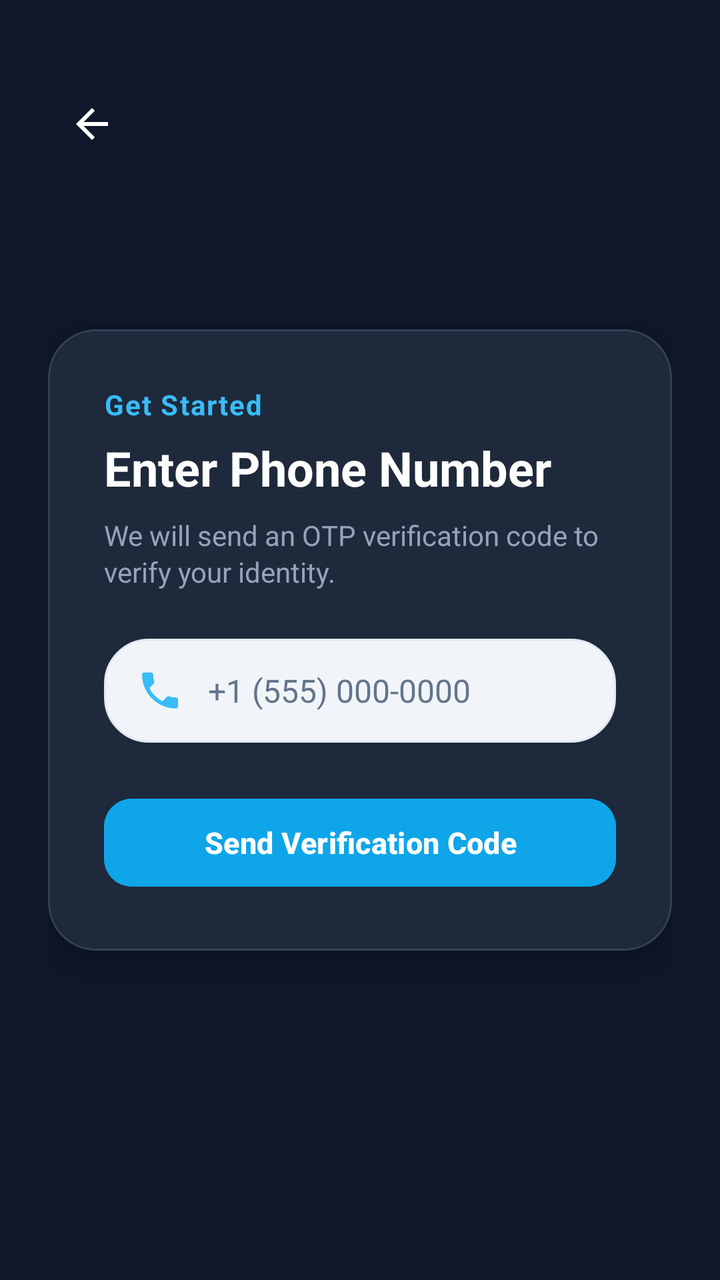
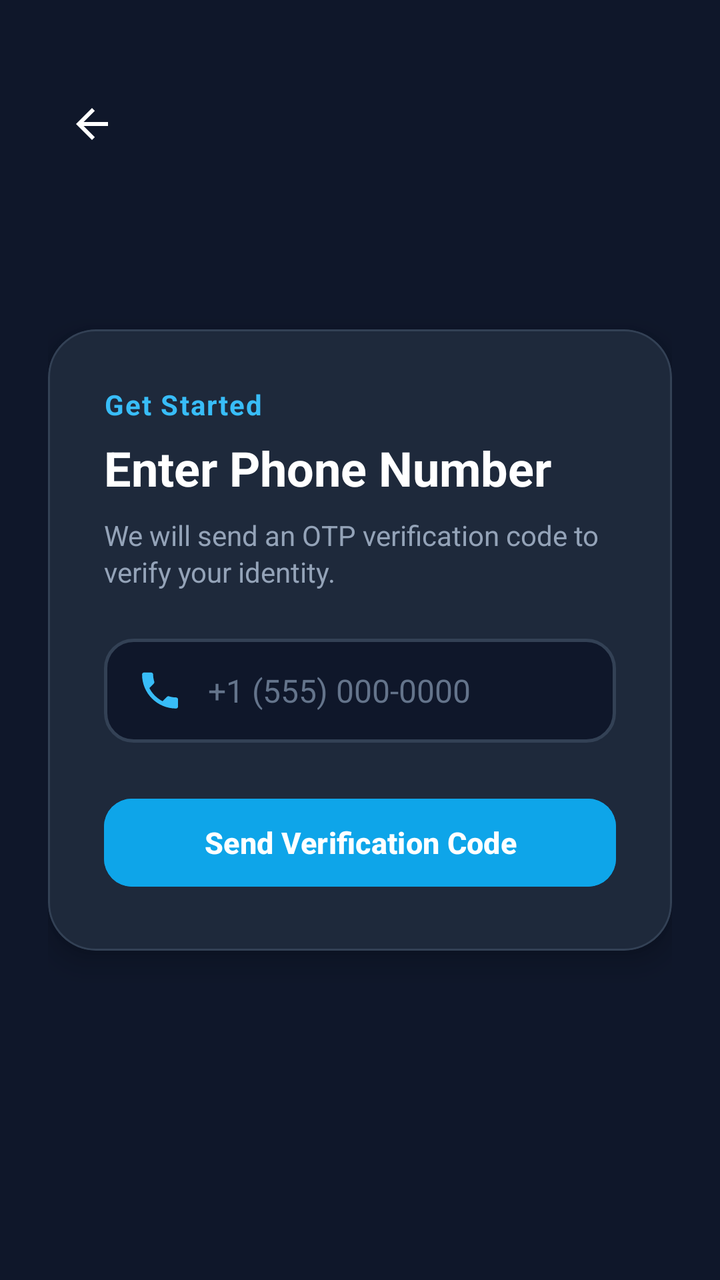

Compare the two renders of this Android layout. The source of the first and the diff that turns it into the second are given below.
<!-- AndroidManifest.xml: activity theme Theme.RealConnect -->
<!-- res/layout/activity_auth.xml -->
<?xml version="1.0" encoding="utf-8"?>
<androidx.constraintlayout.widget.ConstraintLayout xmlns:android="http://schemas.android.com/apk/res/android"
    xmlns:app="http://schemas.android.com/apk/res-auto"
    xmlns:tools="http://schemas.android.com/tools"
    android:layout_width="match_parent"
    android:layout_height="match_parent"
    android:background="#0F172A"
    android:padding="24dp">

    
    <ImageButton
        android:id="@+id/btn_auth_back"
        android:layout_width="44dp"
        android:layout_height="44dp"
        android:layout_marginTop="16dp"
        android:background="?attr/selectableItemBackgroundBorderless"
        android:contentDescription="Back"
        android:src="@drawable/ic_arrow_back"
        app:layout_constraintStart_toStartOf="parent"
        app:layout_constraintTop_toTopOf="parent"
        app:tint="@color/white" />

    
    <com.google.android.material.card.MaterialCardView
        android:layout_width="match_parent"
        android:layout_height="wrap_content"
        app:cardBackgroundColor="#1E293B"
        app:cardCornerRadius="24dp"
        app:cardElevation="8dp"
        app:strokeColor="#334155"
        app:strokeWidth="1dp"
        app:layout_constraintBottom_toBottomOf="parent"
        app:layout_constraintTop_toTopOf="parent">

        <LinearLayout
            android:layout_width="match_parent"
            android:layout_height="wrap_content"
            android:orientation="vertical"
            android:padding="28dp">

            
            <LinearLayout
                android:id="@+id/layout_step_phone"
                android:layout_width="match_parent"
                android:layout_height="wrap_content"
                android:orientation="vertical"
                android:visibility="visible">

                <TextView
                    android:layout_width="wrap_content"
                    android:layout_height="wrap_content"
                    android:text="Get Started"
                    android:textColor="#38BDF8"
                    android:textSize="14sp"
                    android:textStyle="bold"
                    android:letterSpacing="0.05" />

                <TextView
                    android:layout_width="wrap_content"
                    android:layout_height="wrap_content"
                    android:layout_marginTop="6dp"
                    android:text="Enter Phone Number"
                    android:textColor="@color/white"
                    android:textSize="24sp"
                    android:textStyle="bold" />

                <TextView
                    android:layout_width="wrap_content"
                    android:layout_height="wrap_content"
                    android:layout_marginTop="8dp"
                    android:text="We will send an OTP verification code to verify your identity."
                    android:textColor="#94A3B8"
                    android:textSize="14sp"
                    android:lineSpacingExtra="2dp" />

                <EditText
                    android:id="@+id/edit_phone_input"
                    android:layout_width="match_parent"
                    android:layout_height="52dp"
                    android:layout_marginTop="24dp"
                    android:background="@drawable/bg_chat_input"
                    android:drawableStart="@drawable/ic_call"
                    android:drawablePadding="12dp"
                    android:drawableTint="#38BDF8"
                    android:hint="+1 (555) 000-0000"
                    android:inputType="phone"
                    android:paddingHorizontal="16dp"
                    android:textColor="@color/white"
                    android:textColorHint="#64748B"
                    android:textSize="16sp" />

                <com.google.android.material.button.MaterialButton
                    android:id="@+id/btn_send_otp"
                    android:layout_width="match_parent"
                    android:layout_height="52dp"
                    android:layout_marginTop="24dp"
                    android:backgroundTint="#0EA5E9"
                    android:text="Send Verification Code"
                    android:textColor="@color/white"
                    android:textSize="15sp"
                    android:textStyle="bold"
                    app:cornerRadius="14dp"
                    app:elevation="2dp" />

            </LinearLayout>

            
            <LinearLayout
                android:id="@+id/layout_step_otp"
                android:layout_width="match_parent"
                android:layout_height="wrap_content"
                android:orientation="vertical"
                android:visibility="gone">

                <TextView
                    android:layout_width="wrap_content"
                    android:layout_height="wrap_content"
                    android:text="Verification"
                    android:textColor="#38BDF8"
                    android:textSize="14sp"
                    android:textStyle="bold"
                    android:letterSpacing="0.05" />

                <TextView
                    android:layout_width="wrap_content"
                    android:layout_height="wrap_content"
                    android:layout_marginTop="6dp"
                    android:text="Enter OTP Code"
                    android:textColor="@color/white"
                    android:textSize="24sp"
                    android:textStyle="bold" />

                <TextView
                    android:id="@+id/text_otp_subtitle"
                    android:layout_width="wrap_content"
                    android:layout_height="wrap_content"
                    android:layout_marginTop="8dp"
                    android:text="Enter the 4-digit code sent to your phone."
                    android:textColor="#94A3B8"
                    android:textSize="14sp" />

                <EditText
                    android:id="@+id/edit_otp_input"
                    android:layout_width="match_parent"
                    android:layout_height="56dp"
                    android:layout_marginTop="24dp"
                    android:background="@drawable/bg_chat_input"
                    android:gravity="center"
                    android:hint="• • • •"
                    android:inputType="number"
                    android:letterSpacing="0.4"
                    android:maxLength="6"
                    android:textColor="@color/white"
                    android:textColorHint="#64748B"
                    android:textSize="24sp"
                    android:textStyle="bold" />

                <com.google.android.material.button.MaterialButton
                    android:id="@+id/btn_verify_otp"
                    android:layout_width="match_parent"
                    android:layout_height="52dp"
                    android:layout_marginTop="24dp"
                    android:backgroundTint="#0EA5E9"
                    android:text="Verify &amp; Continue"
                    android:textColor="@color/white"
                    android:textSize="15sp"
                    android:textStyle="bold"
                    app:cornerRadius="14dp"
                    app:elevation="2dp" />

                <TextView
                    android:id="@+id/btn_change_number"
                    android:layout_width="wrap_content"
                    android:layout_height="wrap_content"
                    android:layout_gravity="center"
                    android:layout_marginTop="16dp"
                    android:padding="8dp"
                    android:text="Change phone number"
                    android:textColor="#38BDF8"
                    android:textSize="13sp" />

            </LinearLayout>

        </LinearLayout>
    </com.google.android.material.card.MaterialCardView>

</androidx.constraintlayout.widget.ConstraintLayout>
<!-- resources referenced by this layout -->
<resources>
  <color name="white">#FFFFFF</color>
  <!-- drawable bg_chat_input (drawable) -->
  <?xml version="1.0" encoding="utf-8"?>
  <shape xmlns:android="http://schemas.android.com/apk/res/android">
      <solid android:color="#F1F5F9" />
      <stroke android:width="1dp" android:color="#E2E8F0" />
      <corners android:radius="22dp" />
  </shape>
  <!-- drawable ic_arrow_back (drawable) -->
  <vector xmlns:android="http://schemas.android.com/apk/res/android"
      android:width="24dp"
      android:height="24dp"
      android:viewportWidth="24"
      android:viewportHeight="24"
      android:tint="?attr/colorControlNormal">
    <path
        android:fillColor="@android:color/white"
        android:pathData="M20,11H7.83l5.59,-5.59L12,4l-8,8 8,8 1.41,-1.41L7.83,13H20v-2z"/>
  </vector>
  <!-- drawable ic_call (drawable) -->
  <vector xmlns:android="http://schemas.android.com/apk/res/android"
      android:width="24dp"
      android:height="24dp"
      android:viewportWidth="24"
      android:viewportHeight="24"
      android:tint="?attr/colorControlNormal">
    <path
        android:fillColor="@android:color/white"
        android:pathData="M20.01,15.38c-1.23,0 -2.42,-0.2 -3.53,-0.56a0.977,0.977 0,0 0,-1.01 0.24l-2.2,2.2c-2.83,-1.44 -5.15,-3.75 -6.59,-6.59l2.2,-2.21a0.96,0.96 0,0 0,0.25 -1.01c-0.36,-1.11 -0.55,-2.3 -0.55,-3.53 0,-0.55 -0.45,-1 -1,-1H4.03c-0.55,0 -1,0.45 -1,1 0,9.39 7.61,17 17,17 0.55,0 1,-0.45 1,-1v-3.52c0,-0.55 -0.45,-1 -1,-1z"/>
  </vector>
  <style name="Theme.RealConnect" parent="Base.Theme.RealConnect" />
  <style name="Base.Theme.RealConnect" parent="Theme.Material3.DayNight.NoActionBar">
          
          <item name="colorPrimary">@color/colorPrimary</item>
          <item name="colorPrimaryVariant">@color/colorPrimaryDark</item>
          <item name="colorOnPrimary">@color/white</item>
          
          <item name="colorSecondary">@color/colorAccent</item>
          <item name="colorOnSecondary">@color/black</item>
  
          
          <item name="android:statusBarColor">@color/background</item>
          <item name="android:windowLightStatusBar">true</item>
  
          
          <item name="android:windowBackground">@color/background</item>
          <item name="colorSurface">@color/surface</item>
          <item name="colorOnSurface">@color/onSurface</item>
      </style>
  <color name="colorPrimary">#0EA5E9</color>
  <color name="colorPrimaryDark">#0284C7</color>
  <color name="colorAccent">#38BDF8</color>
  <color name="black">#000000</color>
  <color name="background">#F8FAFC</color>
  <color name="surface">#FFFFFF</color>
  <color name="onSurface">#0F172A</color>
</resources>

<!-- the commit's change to res/layout/activity_auth.xml (unified diff, before → after) -->
@@ -78,7 +78,7 @@
                     android:layout_width="match_parent"
                     android:layout_height="52dp"
                     android:layout_marginTop="24dp"
-                    android:background="@drawable/bg_chat_input"
+                    android:background="@drawable/bg_auth_input"
                     android:drawableStart="@drawable/ic_call"
                     android:drawablePadding="12dp"
                     android:drawableTint="#38BDF8"
@@ -144,7 +144,7 @@
                     android:layout_width="match_parent"
                     android:layout_height="56dp"
                     android:layout_marginTop="24dp"
-                    android:background="@drawable/bg_chat_input"
+                    android:background="@drawable/bg_auth_input"
                     android:gravity="center"
                     android:hint="• • • •"
                     android:inputType="number"
<!-- resource entries referenced after the edit -->
@@ -1,12 +1,12 @@
 <!-- resources referenced by this layout -->
 <resources>
   <color name="white">#FFFFFF</color>
-  <!-- drawable bg_chat_input (drawable) -->
+  <!-- drawable bg_auth_input (drawable) -->
   <?xml version="1.0" encoding="utf-8"?>
   <shape xmlns:android="http://schemas.android.com/apk/res/android">
-      <solid android:color="#F1F5F9" />
-      <stroke android:width="1dp" android:color="#E2E8F0" />
-      <corners android:radius="22dp" />
+      <solid android:color="#0F172A" />
+      <stroke android:width="1.5dp" android:color="#334155" />
+      <corners android:radius="14dp" />
   </shape>
   <!-- drawable ic_arrow_back (drawable) -->
   <vector xmlns:android="http://schemas.android.com/apk/res/android"
